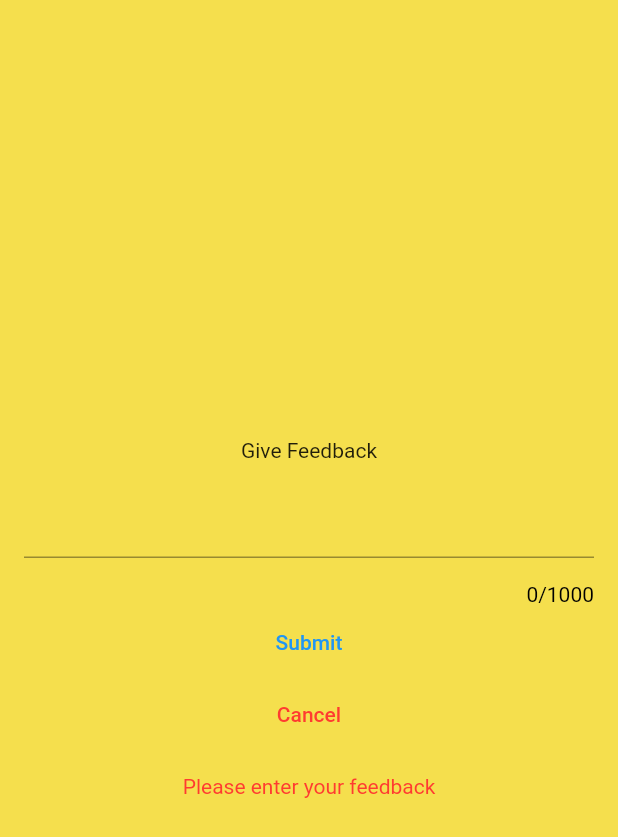
After one commit to jkh911208/cloud_photos_v2, a Flutter app: the FeedBackScreen screen opened directly, after a tap on "Submit", on a phone screen of 412 x 824 dp. The commit adds this screen. Shown: the top 837 px of the screen. Run offline on Flutter 3.47's test engine with Material 2 defaults, Android fonts, the phone set to English and light mode, and no system bars; our stand-ins replace cached_network_image, connectivity_plus, flutter_cache_manager, flutter_dotenv, flutter_secure_storage, fluttertoast and 5 more; missing offline and left inert: draggable_scrollbar, exif, flutter_fgbg, jaguar_jwt, mime_type, photo_manager; accounts and stored records are empty.

Commit message:
add feedback

```diff
--- /dev/null
+++ b/lib/screen/main/feedback.dart
@@ -0,0 +1,117 @@
+import 'package:cloud_photos_v2/api.dart';
+import 'package:cloud_photos_v2/constant.dart';
+import 'package:flutter/cupertino.dart';
+import 'package:flutter/material.dart';
+import 'package:fluttertoast/fluttertoast.dart';
+
+class FeedBackScreen extends StatefulWidget {
+  const FeedBackScreen({Key? key}) : super(key: key);
+
+  @override
+  _FeedBackScreenState createState() => _FeedBackScreenState();
+}
+
+class _FeedBackScreenState extends State<FeedBackScreen> {
+  String feedback = "";
+  String error = "";
+
+  @override
+  Widget build(BuildContext context) {
+    return FutureBuilder(
+      future: buildFeedBackScreen(),
+      builder: (context, AsyncSnapshot snapshot) {
+        if (snapshot.hasData) {
+          return snapshot.data;
+        }
+        return Container();
+      },
+    );
+  }
+
+  Future<Widget> buildFeedBackScreen() async {
+    return Scaffold(
+      backgroundColor: Constant.CloudPhotosYellow,
+      body: SafeArea(
+        child: Center(
+          child: Column(
+            mainAxisAlignment: MainAxisAlignment.center,
+            children: [
+              Text("Give Feedback"),
+              Padding(
+                padding: const EdgeInsets.all(16.0),
+                child: TextField(
+                  onChanged: (String value) {
+                    if (error.length > 0) {
+                      setState(() {
+                        error = "";
+                      });
+                    }
+                    setState(() {
+                      feedback = value;
+                    });
+                  },
+                  maxLines: null,
+                ),
+              ),
+              Row(
+                mainAxisAlignment: MainAxisAlignment.end,
+                children: [
+                  Padding(
+                    padding: const EdgeInsets.only(right: 16),
+                    child: Text(
+                      "${feedback.length}/1000",
+                      style: TextStyle(
+                          color: feedback.length > 1000
+                              ? CupertinoColors.systemRed
+                              : CupertinoColors.black),
+                    ),
+                  )
+                ],
+              ),
+              TextButton(
+                  onPressed: () async {
+                    if (feedback.length == 0) {
+                      setState(() {
+                        error = "Please enter your feedback";
+                      });
+                    } else if (feedback.length > 1000) {
+                      setState(() {
+                        error = "Feedback is too long";
+                      });
+                    } else {
+                      Api().post("/api/v1/feedback", {'feedback': feedback});
+                      Fluttertoast.showToast(
+                          msg: "Thank you for your feedback",
+                          toastLength: Toast.LENGTH_LONG,
+                          gravity: ToastGravity.BOTTOM,
+                          timeInSecForIosWeb: 2,
+                          textColor: Colors.white,
+                          fontSize: 16.0);
+                      Navigator.of(context).pop();
+                    }
+                  },
+                  child: Text("Submit")),
+              TextButton(
+                  onPressed: () {
+                    Navigator.of(context).pop();
+                  },
+                  child: Text(
+                    "Cancel",
+                    style: TextStyle(color: CupertinoColors.systemRed),
+                  )),
+              Visibility(
+                  visible: error.length > 0,
+                  child: Padding(
+                    padding: const EdgeInsets.only(top: 16.0),
+                    child: Text(
+                      "$error",
+                      style: TextStyle(color: CupertinoColors.systemRed),
+                    ),
+                  ))
+            ],
+          ),
+        ),
+      ),
+    );
+  }
+}
--- a/lib/screen/main/photos_thumbnail.dart
+++ b/lib/screen/main/photos_thumbnail.dart
@@ -7,6 +7,7 @@ import 'package:cloud_photos_v2/constant.dart';
 import 'package:cloud_photos_v2/database.dart';
 import 'package:cloud_photos_v2/library_management.dart';
 import 'package:cloud_photos_v2/screen/loading.dart';
+import 'package:cloud_photos_v2/screen/main/feedback.dart';
 import 'package:cloud_photos_v2/screen/main/photos_single_view.dart';
 import 'package:cloud_photos_v2/storage.dart';
 import 'package:cloud_photos_v2/util.dart';
@@ -351,6 +352,15 @@ class _ThumbnailScreenState extends State<ThumbnailScreen> {
                 title: Text('Clear all cache')),
             Divider(),
             ListTile(
+              title: Text("Give Feedback"),
+              onTap: () async {
+                Navigator.of(context)
+                    .push(MaterialPageRoute(builder: (context) {
+                  return FeedBackScreen();
+                }));
+              },
+            ),
+            ListTile(
               title: Text("Sign Out"),
               onTap: () async {
                 // delete local store
```
Also changed, not shown: 1 other file.
